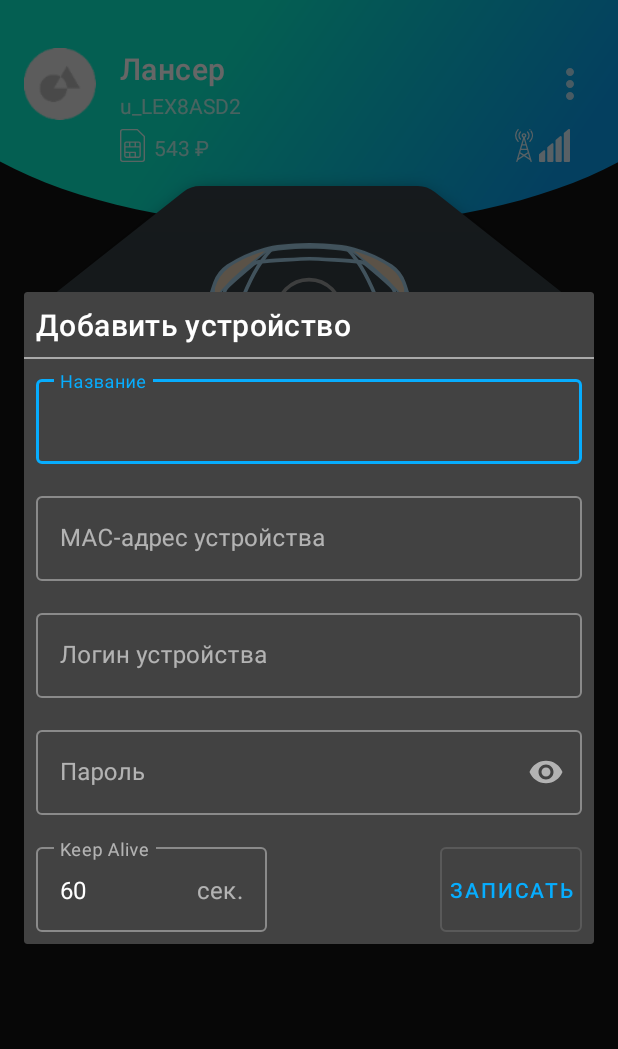
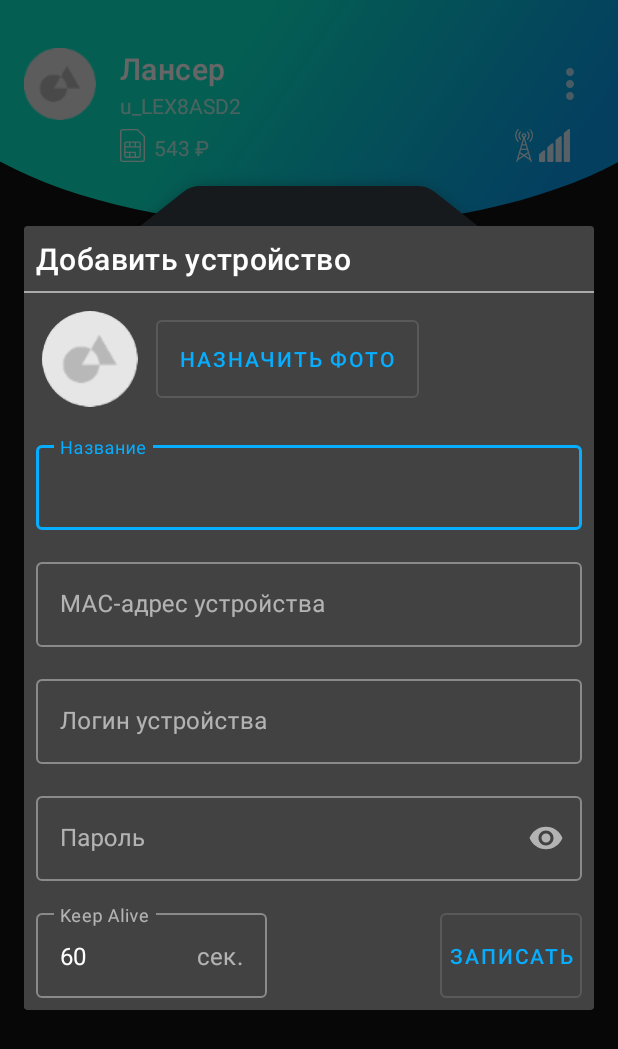
Before and after one commit to MaxKayan/CarControllerMQTT_App, an Android app: the fragment DialogDeviceEdit placed in its activity, on a phone screen of 412 x 824 dp. Shown: the top 1049 px of the screen. Run offline under Robolectric (Android 15) with nearby library versions, the phone set to English and light mode, and no system bars; our stand-ins replace CircleImageView, Room's generated code, RxJava, navigation-ui; libraries missing offline, so code that uses them is left out: org.eclipse.paho; 1 statement that could not run was skipped.

Commit message:
Navigation transition improvements. Added image parameter to DialogDeviceEdit

```diff
--- a/app/src/main/java/com/example/carcontrollermqtt/data/models/DeviceEvent.java
+++ b/app/src/main/java/com/example/carcontrollermqtt/data/models/DeviceEvent.java
@@ -2,9 +2,10 @@ package com.example.carcontrollermqtt.data.models;
 
 import androidx.annotation.Nullable;
 
+import java.io.Serializable;
 import java.util.Objects;
 
-public class DeviceEvent {
+public class DeviceEvent implements Serializable {
     private final DeviceEventStatus status;
     private final Device device;
     @Nullable
--- a/app/src/main/java/com/example/carcontrollermqtt/ui/devices/DevicesFragment.java
+++ b/app/src/main/java/com/example/carcontrollermqtt/ui/devices/DevicesFragment.java
@@ -19,7 +19,6 @@ import com.example.carcontrollermqtt.ToolbarFragment;
 import com.example.carcontrollermqtt.data.models.Device;
 import com.example.carcontrollermqtt.databinding.FragmentDevicesBinding;
 import com.example.carcontrollermqtt.ui.dialogs.DialogDeviceEdit;
-import com.google.android.material.appbar.MaterialToolbar;
 import com.google.android.material.snackbar.Snackbar;
 
 public class DevicesFragment extends ToolbarFragment {
@@ -30,6 +29,7 @@ public class DevicesFragment extends ToolbarFragment {
 
     public View onCreateView(@NonNull LayoutInflater inflater,
                              ViewGroup container, Bundle savedInstanceState) {
+        viewModel = new ViewModelProvider(this).get(DevicesViewModel.class);
         binding = FragmentDevicesBinding.inflate(getLayoutInflater(), container, false);
         return binding.getRoot();
     }
@@ -39,7 +39,6 @@ public class DevicesFragment extends ToolbarFragment {
         super.onViewCreated(view, savedInstanceState);
         toolbar.setTitle("Устройства");
 
-        viewModel = new ViewModelProvider(this).get(DevicesViewModel.class);
         setupListeners();
         setupRecyclerView();
         subscribeObservers(view);
--- a/app/src/main/java/com/example/carcontrollermqtt/ui/dialogs/DialogDeviceEdit.java
+++ b/app/src/main/java/com/example/carcontrollermqtt/ui/dialogs/DialogDeviceEdit.java
@@ -7,6 +7,8 @@ import android.view.LayoutInflater;
 import android.view.View;
 import android.view.ViewGroup;
 
+import androidx.activity.result.ActivityResultLauncher;
+import androidx.activity.result.contract.ActivityResultContracts;
 import androidx.annotation.NonNull;
 import androidx.annotation.Nullable;
 import androidx.fragment.app.DialogFragment;
@@ -25,12 +27,13 @@ public class DialogDeviceEdit extends DialogFragment {
     private static final String TAG = "DialogDeviceEdit";
     private static final String DEVICE_SERIALIZED = "DeviceSerialized";
 
-
     DialogDeviceEditBinding binding;
 
     DeviceDao deviceDao;
 
     private Device editedDevice;
+
+    private ActivityResultLauncher<Void> getPicture;
 
     public static DialogDeviceEdit newInstance() {
         return new DialogDeviceEdit();
@@ -47,6 +50,10 @@ public class DialogDeviceEdit extends DialogFragment {
     @Nullable
     @Override
     public View onCreateView(@NonNull LayoutInflater inflater, @Nullable ViewGroup container, @Nullable Bundle savedInstanceState) {
+        getPicture = registerForActivityResult(new ActivityResultContracts.TakePicturePreview(), result -> {
+            Log.d(TAG, "setupListeners: picture " + result + " - ");
+            binding.deviceAvatar.setImageBitmap(result);
+        });
         binding = DialogDeviceEditBinding.inflate(inflater, container, false);
         return binding.getRoot();
     }
@@ -58,6 +65,8 @@ public class DialogDeviceEdit extends DialogFragment {
         deviceDao = AppDatabase.getInstance(view.getContext()).deviceDao();
         unpackBundleArgs(getArguments());
         setupListeners();
+
+
     }
 
     private void unpackBundleArgs(Bundle args) {
@@ -75,6 +84,9 @@ public class DialogDeviceEdit extends DialogFragment {
 
     private void setupListeners() {
         binding.btnConfirm.setOnClickListener(v -> saveEditedDevice());
+        binding.btnTakePicture.setOnClickListener(v -> {
+            getPicture.launch(null);
+        });
     }
 
     @SuppressWarnings("ResultOfMethodCallIgnored")
--- /dev/null
+++ b/app/src/main/res/drawable/ic_baseline_menu_open_24.xml
@@ -0,0 +1,5 @@
+<vector android:alpha="0.87" android:height="24dp"
+    android:tint="?attr/colorControlNormal" android:viewportHeight="24"
+    android:viewportWidth="24" android:width="24dp" xmlns:android="http://schemas.android.com/apk/res/android">
+    <path android:fillColor="@android:color/white" android:pathData="M3,18h13v-2L3,16v2zM3,13h10v-2L3,11v2zM3,6v2h13L16,6L3,6zM21,15.59L17.42,12 21,8.41 19.59,7l-5,5 5,5L21,15.59z"/>
+</vector>
--- a/app/src/main/res/layout/dialog_device_edit.xml
+++ b/app/src/main/res/layout/dialog_device_edit.xml
@@ -22,6 +22,30 @@
 
     <include layout="@layout/hr" />
 
+    <LinearLayout
+        android:layout_width="match_parent"
+        android:layout_height="wrap_content"
+        android:gravity="center|start"
+        android:orientation="horizontal"
+        android:padding="12dp">
+
+        <de.hdodenhof.circleimageview.CircleImageView
+            android:id="@+id/deviceAvatar"
+            android:layout_width="64dp"
+            android:layout_height="64dp"
+            android:src="@drawable/avatar_placeholder" />
+
+        <com.google.android.material.button.MaterialButton
+            android:id="@+id/btnTakePicture"
+            style="@style/Widget.MaterialComponents.Button.OutlinedButton"
+            android:layout_width="wrap_content"
+            android:layout_height="match_parent"
+            android:layout_marginHorizontal="12dp"
+            android:text="Назначить фото" />
+
+    </LinearLayout>
+
+
     <com.google.android.material.textfield.TextInputLayout
         android:id="@+id/inputLabelLayout"
         style="@style/Widget.MaterialComponents.TextInputLayout.OutlinedBox"
@@ -32,9 +56,9 @@
 
         <com.google.android.material.textfield.TextInputEditText
             android:id="@+id/inputLabel"
-            android:inputType="text"
             android:layout_width="match_parent"
-            android:layout_height="wrap_content" />
+            android:layout_height="wrap_content"
+            android:inputType="text" />
 
     </com.google.android.material.textfield.TextInputLayout>
 
@@ -48,10 +72,10 @@
 
         <com.google.android.material.textfield.TextInputEditText
             android:id="@+id/inputMAC"
+            android:layout_width="match_parent"
+            android:layout_height="wrap_content"
             android:digits="@string/device_name_digits"
-            android:inputType="textFilter"
-            android:layout_width="match_parent"
-            android:layout_height="wrap_content" />
+            android:inputType="textFilter" />
 
     </com.google.android.material.textfield.TextInputLayout>
 
@@ -65,10 +89,10 @@
 
         <com.google.android.material.textfield.TextInputEditText
             android:id="@+id/inputName"
+            android:layout_width="match_parent"
+            android:layout_height="wrap_content"
             android:digits="@string/device_name_digits"
-            android:inputType="textFilter"
-            android:layout_width="match_parent"
-            android:layout_height="wrap_content" />
+            android:inputType="textFilter" />
 
     </com.google.android.material.textfield.TextInputLayout>
 
@@ -106,10 +130,10 @@
 
             <com.google.android.material.textfield.TextInputEditText
                 android:id="@+id/inputKeepAlive"
-                android:text="60"
                 android:layout_width="match_parent"
                 android:layout_height="wrap_content"
-                android:inputType="number"/>
+                android:inputType="number"
+                android:text="60" />
 
         </com.google.android.material.textfield.TextInputLayout>
 
@@ -125,8 +149,8 @@
             android:layout_marginHorizontal="8dp"
             android:layout_marginTop="7dp"
             android:layout_marginBottom="2dp"
-            android:text="Записать"
-            android:padding="6dp"/>
+            android:padding="6dp"
+            android:text="Записать" />
 
     </RelativeLayout>
 
--- a/app/src/main/res/layout/fragment_settings.xml
+++ b/app/src/main/res/layout/fragment_settings.xml
@@ -5,9 +5,6 @@
     android:layout_height="match_parent"
     tools:context=".ui.settings.SettingsFragment">
 
-    <TextView
-        android:layout_width="match_parent"
-        android:layout_height="match_parent"
-        android:text="Hello" />
+    <include layout="@layout/app_bar_main" />
 
 </FrameLayout>
--- a/app/src/main/res/values/themes.xml
+++ b/app/src/main/res/values/themes.xml
@@ -17,9 +17,9 @@
         <item name="android:windowTranslucentStatus">true</item>
         <item name="android:windowTranslucentNavigation">true</item>
         <item name="android:windowActionBarOverlay">true</item>
-        <item name="android:windowBackground">@null</item>
-        <item name="metaButtonBarStyle">?android:attr/buttonBarStyle</item>
-        <item name="metaButtonBarButtonStyle">?android:attr/buttonBarButtonStyle</item>
+<!--        <item name="android:windowBackground">@null</item>-->
+<!--        <item name="metaButtonBarStyle">?android:attr/buttonBarStyle</item>-->
+<!--        <item name="metaButtonBarButtonStyle">?android:attr/buttonBarButtonStyle</item>-->
     </style>
 
     <style name="LauncherTheme" parent="Theme.MaterialComponents.NoActionBar">
```
Also changed, not shown: app/build.gradle (+13 -2 lines), app/src/main/java/com/example/carcontrollermqtt/MainActivity.java (+19 -5 lines), app/src/main/java/com/example/carcontrollermqtt/ui/settings/SettingsFragment.java (+13 -9 lines).
